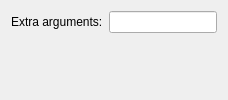
This is src/plugins/rust/rustbuildstepconfigwidget.ui in mmalek/qt-creator as Qt 5 draws it before an edit. The edited form follows.
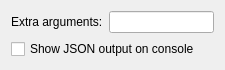
This is the edited form. Custom widgets are drawn as their Qt base class.

Commit message: Proper compiler output parsing

Diff of the .ui file:
```diff
--- a/src/plugins/rust/rustbuildstepconfigwidget.ui
+++ b/src/plugins/rust/rustbuildstepconfigwidget.ui
@@ -2,7 +2,20 @@
 <ui version="4.0">
  <class>Rust::Internal::BuildStepConfigWidget</class>
  <widget class="QWidget" name="Rust::Internal::BuildStepConfigWidget">
-  <layout class="QFormLayout">
+  <property name="geometry">
+   <rect>
+    <x>0</x>
+    <y>0</y>
+    <width>225</width>
+    <height>67</height>
+   </rect>
+  </property>
+  <layout class="QVBoxLayout" name="verticalLayout">
+   <item>
+    <layout class="QFormLayout" name="formLayout">
+     <item row="0" column="1">
+      <widget class="Utils::FancyLineEdit" name="extraArgs"/>
+     </item>
    <item row="0" column="0">
     <widget class="QLabel" name="extraArgsLabel">
      <property name="text">
@@ -10,8 +23,14 @@
      </property>
     </widget>
    </item>
-   <item row="0" column="1">
-    <widget class="Utils::FancyLineEdit" name="extraArgs"/>
+    </layout>
+   </item>
+   <item>
+    <widget class="QCheckBox" name="showJsonOutput">
+     <property name="text">
+      <string>Show JSON output on console</string>
+     </property>
+    </widget>
    </item>
   </layout>
  </widget>
```
Lines whose indentation alone changed are shown as unchanged. The commit also changes 4 other files.
